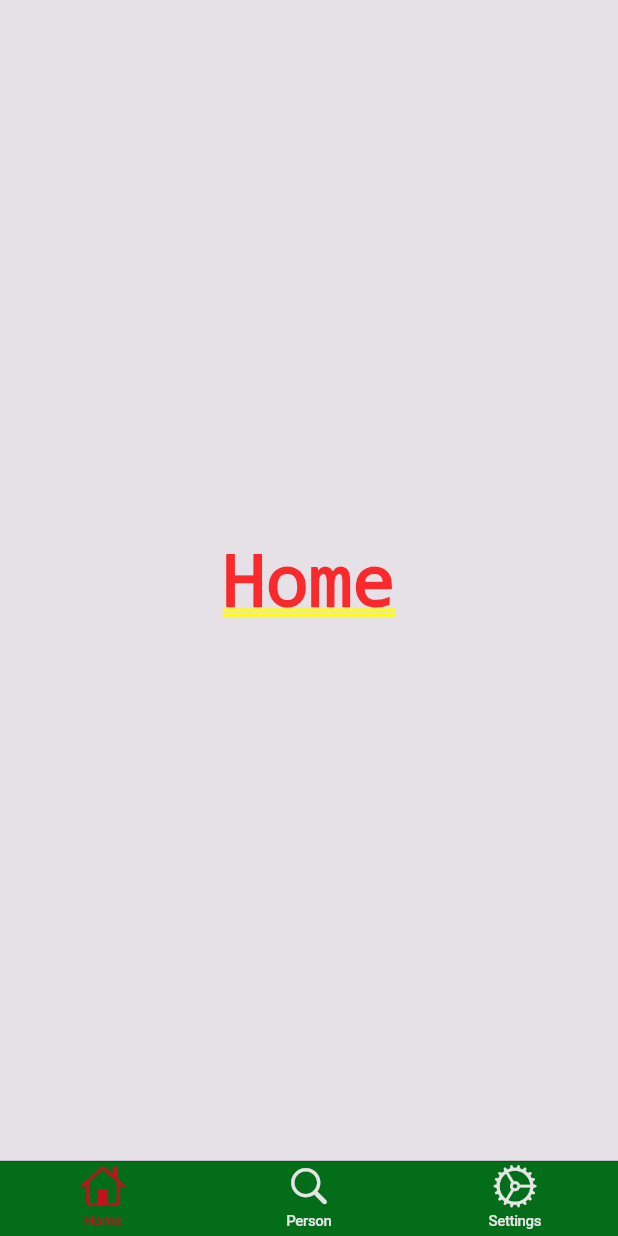
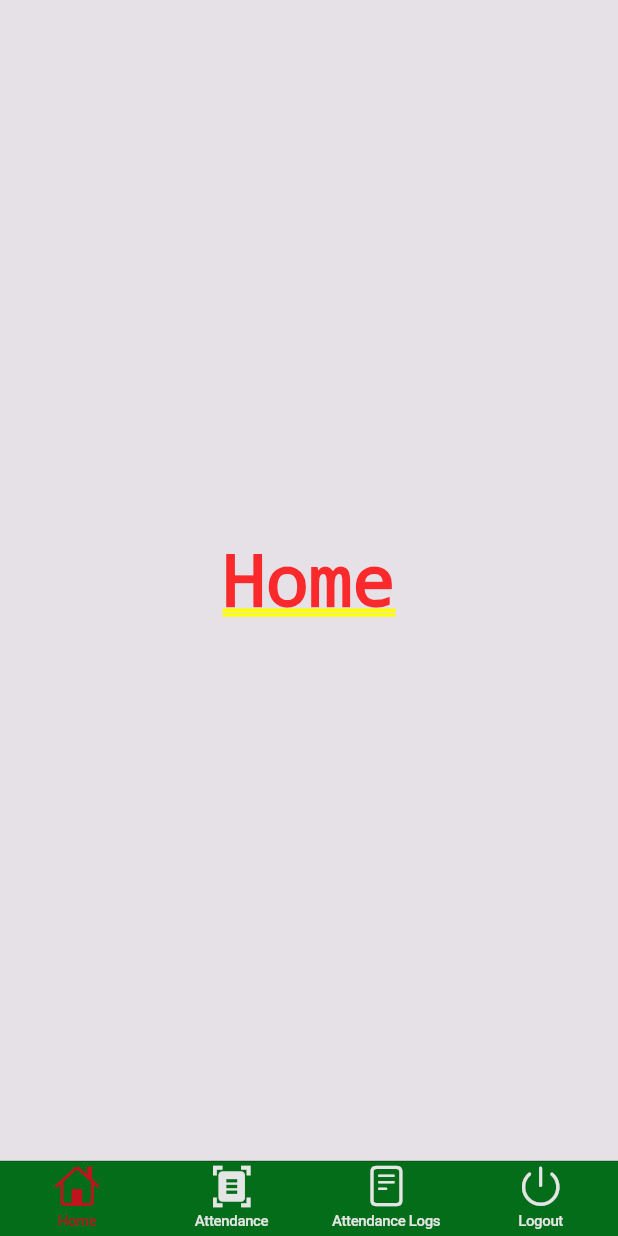
Before and after one commit to WenDEVLIFE/kapatidsync, a Flutter app: the BottomNavigationWidget screen opened by its route, on a phone screen of 412 x 824 dp. Run offline on Flutter 3.47's test engine with Material 3 defaults, Android fonts, the phone set to English and light mode, and no system bars.

Commit message:
Added attendance logs and Logout options 👌

```diff
--- a/lib/src/widget/BottomNavigationWidget.dart
+++ b/lib/src/widget/BottomNavigationWidget.dart
@@ -1,4 +1,5 @@
 import 'package:flutter/cupertino.dart';
+import 'package:flutter/material.dart';
 import '../config/ColorUtils.dart';
 
 class BottomNavigationWidget extends StatelessWidget {
@@ -23,12 +24,16 @@ class BottomNavigationWidget extends StatelessWidget {
             label: 'Home',
           ),
           BottomNavigationBarItem(
-            icon: Icon(CupertinoIcons.search),
-            label: 'Person',
+            icon: Icon(Icons.document_scanner),
+            label: 'Attendance',
           ),
           BottomNavigationBarItem(
-            icon: Icon(CupertinoIcons.settings),
-            label: 'Settings',
+            icon: Icon(CupertinoIcons.doc_plaintext),
+            label: 'Attendance Logs',
+          ),
+          BottomNavigationBarItem(
+            icon: Icon(CupertinoIcons.power),
+            label: 'Logout',
           ),
         ],
       ),
```
